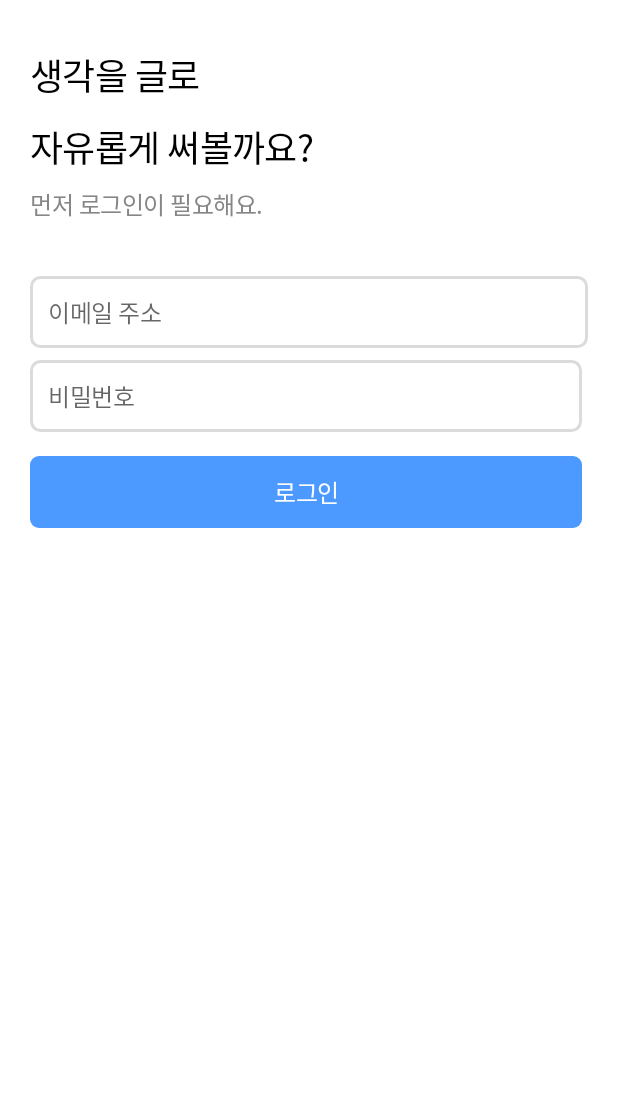
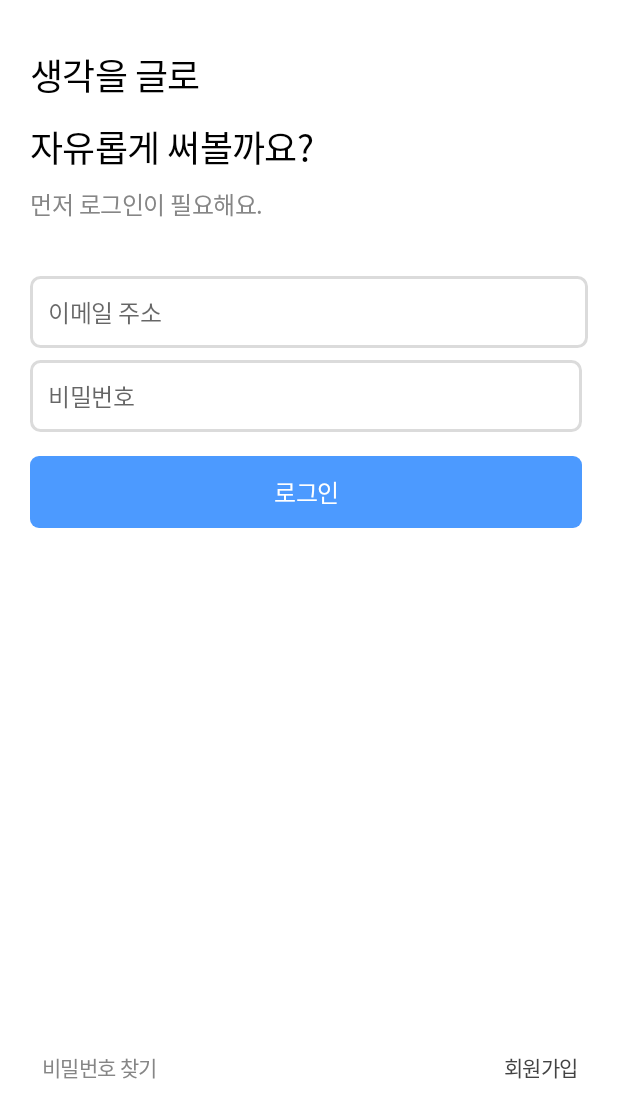
Before and after one commit to SangleProject/Sangle_Android, an Android app: the screen it shows after launch (MainActivity), on a phone screen of 412 x 824 dp. Shown: the top 1118 px of the screen. Run offline under Robolectric (Android 15) with nearby library versions, the phone set to English and light mode, and no system bars; our stand-ins replace data binding; libraries missing offline, so code that uses them is left out: gun0912.tedkeyboardobserver; 1 statement that could not run was skipped.

Commit message:
로그인 화면 구성 끝

```diff
--- a/app/src/main/AndroidManifest.xml
+++ b/app/src/main/AndroidManifest.xml
@@ -12,7 +12,8 @@
         android:supportsRtl="true"
         android:theme="@style/AppTheme">
         <activity
-            android:name=".MainActivity">
+            android:name=".MainActivity"
+            android:windowSoftInputMode="adjustNothing">
             <intent-filter>
                 <action android:name="android.intent.action.MAIN" />
 
--- a/app/src/main/java/org/three/minutes/MainActivity.kt
+++ b/app/src/main/java/org/three/minutes/MainActivity.kt
@@ -1,9 +1,9 @@
 package org.three.minutes
 
-import android.content.Context
 import androidx.appcompat.app.AppCompatActivity
 import android.os.Bundle
 import android.view.inputmethod.InputMethodManager
+import android.widget.Toast
 import androidx.databinding.DataBindingUtil
 import kotlinx.android.synthetic.main.activity_main.*
 import org.three.minutes.databinding.ActivityMainBinding
@@ -25,6 +25,7 @@ class MainActivity : AppCompatActivity() {
         //상태바 투명으로 만들기
         StatusObject.setStatusBar(this)
 
+        //키보드가 내려가면 포커스 해제
         this.keyBoardObserve {
             login_edt.clearFocus()
             password_edt.clearFocus()
@@ -33,7 +34,15 @@ class MainActivity : AppCompatActivity() {
 
     }
 
+    // 레이아웃 클릭 시 키보드 내리기
     fun hideKeyboard() {
-        mImm.hideSoftInputFromWindow(login_edt.windowToken, 0)
+        if(mImm.isAcceptingText){
+            mImm.hideSoftInputFromWindow(this.currentFocus?.windowToken, 0)
+        }
+
+    }
+
+    fun checkLogin(){
+        Toast.makeText(this,"login",Toast.LENGTH_SHORT).show()
     }
 }
--- a/app/src/main/res/drawable/login_ripple_btn.xml
+++ b/app/src/main/res/drawable/login_ripple_btn.xml
@@ -2,6 +2,11 @@
 <ripple xmlns:android="http://schemas.android.com/apk/res/android"
     android:color="@color/black_20">
 
-    <item android:drawable="@drawable/login_btn"/>
+    <item android:id="@android:id/background">
+        <shape android:shape="rectangle">
+            <solid android:color="@color/main_blue"/>
+            <corners android:radius="6dp"/>
+        </shape>
+    </item>
 
 </ripple>
--- a/app/src/main/res/layout/activity_main.xml
+++ b/app/src/main/res/layout/activity_main.xml
@@ -6,52 +6,50 @@
     tools:targetApi="p">
 
     <data>
+
         <variable
             name="activity"
             type="org.three.minutes.MainActivity" />
 
     </data>
 
+
     <androidx.constraintlayout.widget.ConstraintLayout
         android:id="@+id/main_layout"
         android:layout_width="match_parent"
         android:layout_height="match_parent"
         android:background="@color/white"
-        tools:context=".MainActivity"
         android:onClick="@{()->activity.hideKeyboard()}"
-        >
+        tools:context=".MainActivity">
 
         <TextView
             android:id="@+id/main_title_txt"
-            style="@style/H1_24pt_Regular"
-            android:textColor="@color/black"
+            style="@style/H1_H2_24pt"
             android:layout_width="wrap_content"
             android:layout_height="wrap_content"
             android:layout_marginStart="20dp"
             android:layout_marginTop="32dp"
             android:text="생각을 글로 \n자유롭게 써볼까요?"
+            android:textColor="@color/black"
             android:textFontWeight="400"
             app:layout_constraintStart_toStartOf="parent"
             app:layout_constraintTop_toTopOf="parent" />
 
         <TextView
             android:id="@+id/sub_title_txt"
-            style="@style/P1_16pt_SemiBold"
-            android:textColor="@color/black_60"
-            android:textFontWeight="400"
+            style="@style/P1_P2_16pt"
             android:layout_width="wrap_content"
             android:layout_height="wrap_content"
             android:layout_marginTop="8dp"
             android:text="먼저 로그인이 필요해요."
+            android:textColor="@color/black_60"
+            android:textFontWeight="400"
             app:layout_constraintStart_toStartOf="@+id/main_title_txt"
-            app:layout_constraintTop_toBottomOf="@+id/main_title_txt"
-            />
+            app:layout_constraintTop_toBottomOf="@+id/main_title_txt" />
 
         <EditText
             android:id="@+id/login_edt"
-            style="@style/P1_16pt_SemiBold"
-            android:textColor="@color/black_60"
-            android:textFontWeight="500"
+            style="@style/P1_P2_16pt"
             android:layout_width="0dp"
             android:layout_height="wrap_content"
             android:layout_marginTop="36dp"
@@ -59,52 +57,82 @@
             android:background="@drawable/login_box"
             android:ems="10"
             android:hint="이메일 주소"
+            android:importantForAutofill="no"
             android:inputType="textPersonName"
             android:paddingVertical="12dp"
             android:paddingStart="12dp"
+            android:textColor="@color/black_60"
+            android:textFontWeight="500"
             app:layout_constraintEnd_toEndOf="parent"
             app:layout_constraintStart_toStartOf="@+id/sub_title_txt"
             app:layout_constraintTop_toBottomOf="@+id/sub_title_txt"
-            tools:ignore="RtlSymmetry"
-            android:importantForAutofill="no" />
+            tools:ignore="RtlSymmetry" />
 
         <EditText
             android:id="@+id/password_edt"
-            style="@style/P1_16pt_SemiBold"
-            android:textColor="@color/black_60"
-            android:textFontWeight="500"
+            style="@style/P1_P2_16pt"
             android:layout_width="0dp"
             android:layout_height="wrap_content"
+            android:layout_marginTop="8dp"
             android:layout_marginEnd="24dp"
             android:background="@drawable/login_box"
             android:ems="10"
             android:hint="비밀번호"
+            android:importantForAutofill="no"
             android:inputType="textPassword"
             android:paddingVertical="12dp"
             android:paddingStart="12dp"
-            android:layout_marginTop="8dp"
+            android:textColor="@color/black_60"
+            android:textFontWeight="500"
             app:layout_constraintEnd_toEndOf="parent"
             app:layout_constraintStart_toStartOf="@+id/login_edt"
             app:layout_constraintTop_toBottomOf="@+id/login_edt"
-            tools:ignore="RtlSymmetry"
-            android:importantForAutofill="no" />
+            tools:ignore="RtlSymmetry" />
 
         <TextView
             android:id="@+id/start_login_btn"
-            style="@style/P1_16pt_SemiBold"
-            android:textColor="@color/white"
-            android:textFontWeight="500"
-            android:background="@drawable/login_ripple_btn"
+            style="@style/P1_P2_16pt"
             android:layout_width="0dp"
             android:layout_height="wrap_content"
             android:layout_marginTop="16dp"
-            android:text="로그인"
+            android:background="@drawable/login_ripple_btn"
             android:gravity="center"
             android:paddingVertical="12dp"
+            android:text="로그인"
+            android:textColor="@color/white"
+            android:textFontWeight="500"
+            android:onClick="@{()->activity.checkLogin()}"
             app:layout_constraintEnd_toEndOf="@+id/password_edt"
             app:layout_constraintStart_toStartOf="@+id/password_edt"
             app:layout_constraintTop_toBottomOf="@+id/password_edt" />
 
+        <TextView
+            android:id="@+id/find_password_btn"
+            style="@style/P3_P4_14pt"
+            android:layout_width="wrap_content"
+            android:layout_height="wrap_content"
+            android:layout_marginStart="28dp"
+            android:layout_marginBottom="102dp"
+            android:text="비밀번호 찾기"
+            android:textColor="@color/black_60"
+            android:textFontWeight="300"
+            app:layout_constraintBottom_toBottomOf="parent"
+            app:layout_constraintStart_toStartOf="parent" />
+
+        <TextView
+            android:id="@+id/signup_btn"
+            style="@style/P3_P4_14pt"
+            android:layout_width="wrap_content"
+            android:layout_height="wrap_content"
+            android:layout_marginEnd="26dp"
+            android:text="회원가입"
+            android:textColor="@color/black_80"
+            android:textFontWeight="400"
+            app:layout_constraintBottom_toBottomOf="@+id/find_password_btn"
+            app:layout_constraintEnd_toEndOf="parent"
+            app:layout_constraintTop_toTopOf="@+id/find_password_btn" />
+
     </androidx.constraintlayout.widget.ConstraintLayout>
 
+
 </layout>
--- a/app/src/main/res/values/colors.xml
+++ b/app/src/main/res/values/colors.xml
@@ -4,6 +4,7 @@
     <color name="colorPrimaryDark">#3700B3</color>
     <color name="colorAccent">#03DAC5</color>
     <color name="black">#000000</color>
+    <color name="black_80">#434343</color>
     <color name ="black_60">#868686</color>
     <color name="black_20">#dbdbdb</color>
     <color name="white">#ffffff</color>
--- a/app/src/main/res/values/styles.xml
+++ b/app/src/main/res/values/styles.xml
@@ -12,19 +12,19 @@
         <item name="android:fontFamily">@font/notosans</item>
     </style>
 
-    <style name="H1_24pt_Regular" parent="baseFontSetting">
+    <style name="H1_H2_24pt" parent="baseFontSetting">
         <item name="android:textSize">24sp</item>
         <item name="android:lineSpacingExtra">12sp</item>
         <item name="android:letterSpacing">-0.02</item>
     </style>
 
-    <style name="P1_16pt_SemiBold" parent="baseFontSetting">
+    <style name="P1_P2_16pt" parent="baseFontSetting">
         <item name="android:textSize">16sp</item>
         <item name="android:lineSpacingExtra">8sp</item>
         <item name="android:letterSpacing">-0.02</item>
     </style>
 
-    <style name="P4_14pt_Light" parent="baseFontSetting">
+    <style name="P3_P4_14pt" parent="baseFontSetting">
         <item name="android:textSize">14sp</item>
         <item name="android:lineSpacingExtra">7sp</item>
         <item name="android:letterSpacing">-0.03</item>
```
